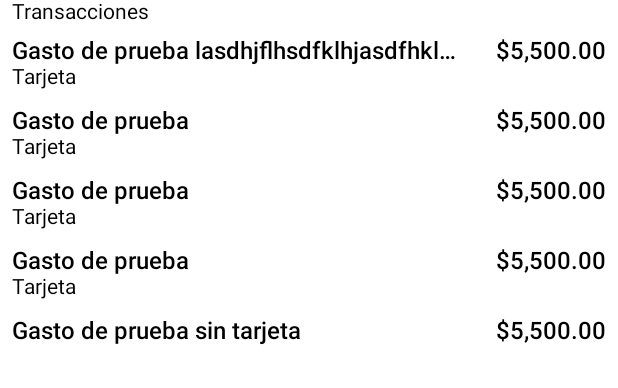
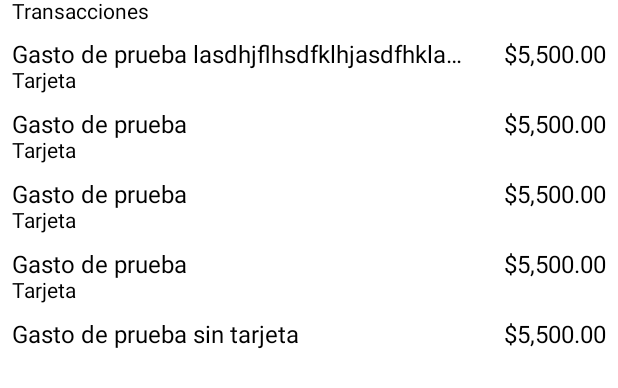
Before and after one commit to Isaakavo/expenses-compose, an Android app built with Jetpack Compose: the @Preview function ExpenseListPreview, on a phone screen of 412 x 824 dp. Shown: the top 388 px of the screen. Run offline under Robolectric (Android 15) with nearby library versions, the phone set to English and light mode, and no system bars.

Commit message:
improve expense item ui

```diff
--- a/app/src/main/java/com/avocado/expensescompose/presentation/shared/ExpensesList.kt
+++ b/app/src/main/java/com/avocado/expensescompose/presentation/shared/ExpensesList.kt
@@ -50,7 +50,7 @@ fun ExpenseItem(expense: Expense) {
       Text(
         text = expense.concept,
         fontSize = 16.sp,
-        fontWeight = FontWeight.SemiBold,
+        fontWeight = FontWeight.Normal,
         overflow = TextOverflow.Ellipsis,
         maxLines = 1,
         modifier = Modifier.weight(1f)
@@ -59,7 +59,7 @@ fun ExpenseItem(expense: Expense) {
         text = expense.total.formatMoney(),
         fontSize = 16.sp,
         textAlign = TextAlign.End,
-        fontWeight = FontWeight.SemiBold,
+        fontWeight = FontWeight.Normal,
         modifier = Modifier.padding(start = 22.dp)
       )
     }
@@ -81,7 +81,7 @@ fun ExpenseDateRow(payBefore: LocalDateTime?, index: Int, expenseList: List<Expe
         .fillMaxWidth()
         .padding(start = 6.dp, bottom = 6.dp)
     ) {
-      Text(text = date ?: "", fontSize = 16.sp, fontWeight = FontWeight.W300)
+      Text(text = date ?: "", fontSize = 18.sp, fontWeight = FontWeight.Bold)
     }
   } else if (index == 0) {
     Row(
@@ -89,7 +89,7 @@ fun ExpenseDateRow(payBefore: LocalDateTime?, index: Int, expenseList: List<Expe
         .fillMaxWidth()
         .padding(start = 6.dp, bottom = 6.dp)
     ) {
-      Text(text = date ?: "", fontSize = 16.sp, fontWeight = FontWeight.W300)
+      Text(text = date ?: "", fontSize = 18.sp, fontWeight = FontWeight.Bold)
     }
   }
 }
```
